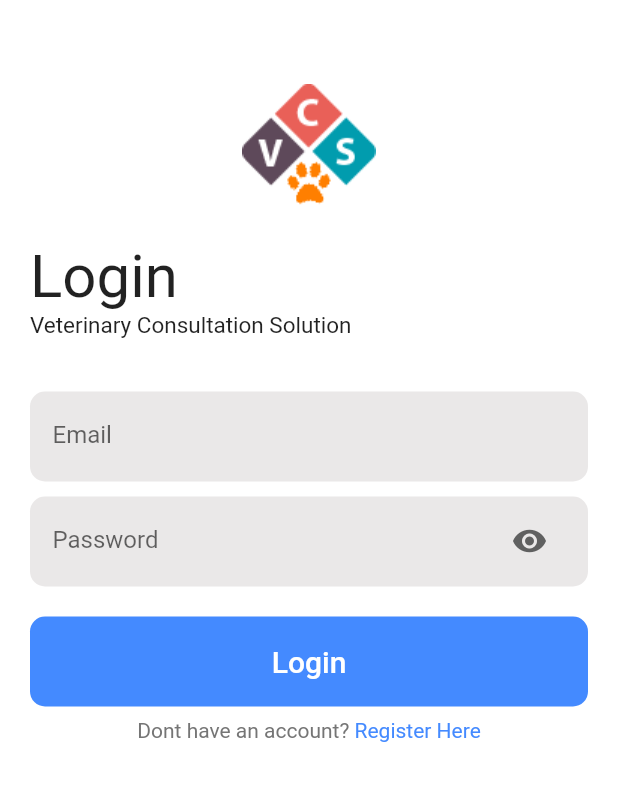
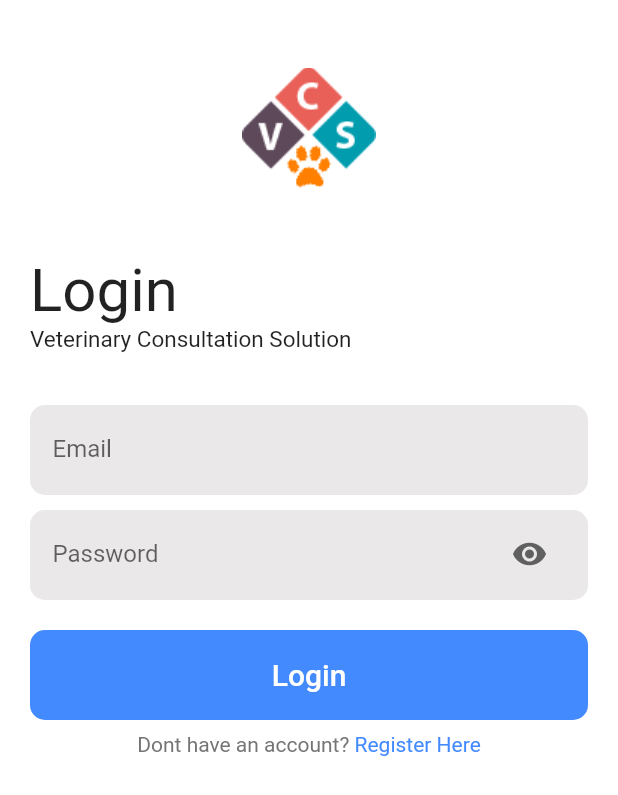
Before and after one commit to Kanishka-Git97/vcs_client_app, a Flutter app: the screen it shows after launch, on a phone screen of 412 x 824 dp. Shown: the top 795 px of the screen. Run offline on Flutter 3.47's test engine with Material 2 defaults, Android fonts, the phone set to English and light mode, and no system bars; our stand-ins replace animated_splash_screen, google_fonts, shared_preferences.

Commit message:
Login Page UI Bug Fixed

```diff
--- a/lib/Screens/Auth/login_screen.dart
+++ b/lib/Screens/Auth/login_screen.dart
@@ -14,11 +14,13 @@ class _loginScreenState extends State<loginScreen> {
     return Scaffold(
       backgroundColor: Colors.white,
       appBar: AppBar(
-        backgroundColor: Colors.white,
+        backgroundColor: Colors.transparent,
         elevation: 0,
+        toolbarHeight: 5,
       ),
-      body: Padding(
-        padding: const EdgeInsets.symmetric(horizontal: 20.0),
+      body: SingleChildScrollView(
+        child: Padding(
+          padding: const EdgeInsets.symmetric(horizontal: 20.0, vertical: 40.0),
           child: Column(
             //mainAxisAlignment: MainAxisAlignment.spaceAround,
             crossAxisAlignment: CrossAxisAlignment.start,
@@ -30,7 +32,7 @@ class _loginScreenState extends State<loginScreen> {
                 ],
               ),
               const SizedBox(
-              height: 20,
+                height: 40,
               ),
               SizedBox(
                 child: Column(
@@ -112,6 +114,7 @@ class _loginScreenState extends State<loginScreen> {
             ],
           ),
         ),
+      ),
     );
   }
 }
```
Lines whose indentation alone changed are shown as unchanged.
